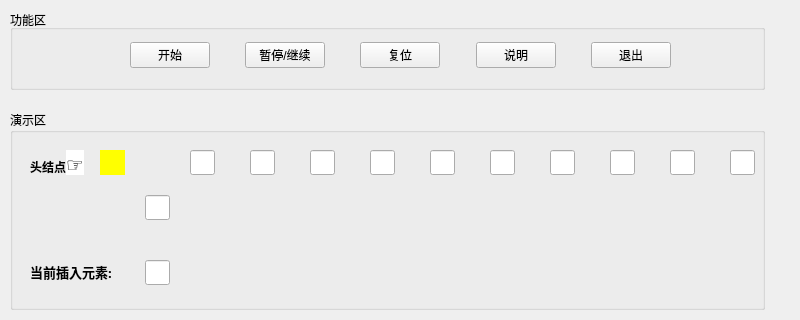
Old version of the form linkcreaatnodehead.ui in the repository Billxkk/-; both pictures show x 0 to 800 and y 0 to 320 of the 800 by 600 pixel window.
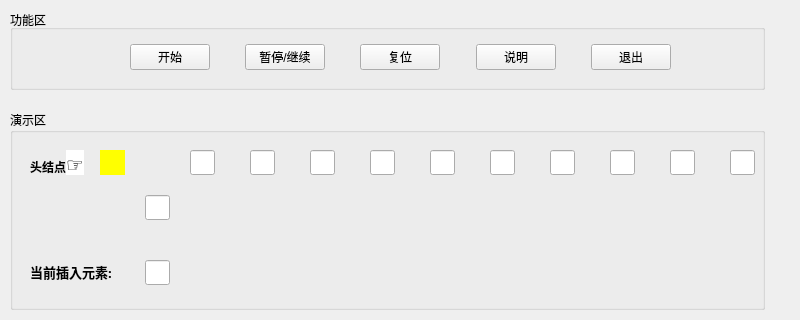
New version of the form.

What changed in the file:
```diff
--- a/linkcreaatnodehead.ui
+++ b/linkcreaatnodehead.ui
@@ -472,7 +472,7 @@
        <x>120</x>
        <y>30</y>
        <width>541</width>
-       <height>30</height>
+       <height>35</height>
       </rect>
      </property>
      <layout class="QHBoxLayout" name="horizontalLayout_2">
```
